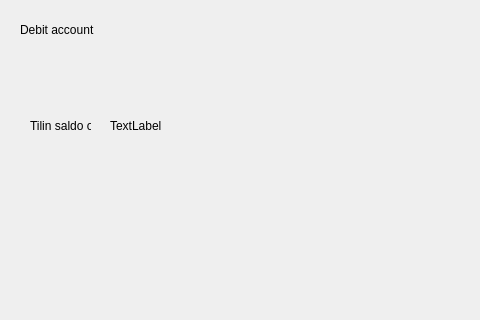
The window that bank-automat/debitwindow.ui (msotkasi20/pankkiautomaatti) describes before a commit, drawn with Qt 5; both pictures show x 0 to 480 and y 0 to 320 of the 800 by 600 pixel window.
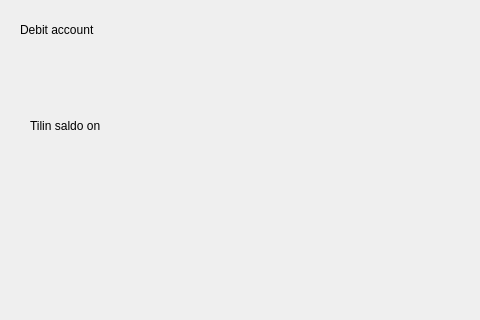
The same window after the commit. Icons and pictures are not drawn.

Diff of the .ui file:
```diff
--- a/bank-automat/debitwindow.ui
+++ b/bank-automat/debitwindow.ui
@@ -70,7 +70,7 @@
     <rect>
      <x>30</x>
      <y>110</y>
-     <width>61</width>
+     <width>71</width>
      <height>31</height>
     </rect>
    </property>
@@ -88,7 +88,7 @@
     </rect>
    </property>
    <property name="text">
-    <string>TextLabel</string>
+    <string/>
    </property>
   </widget>
  </widget>
```
